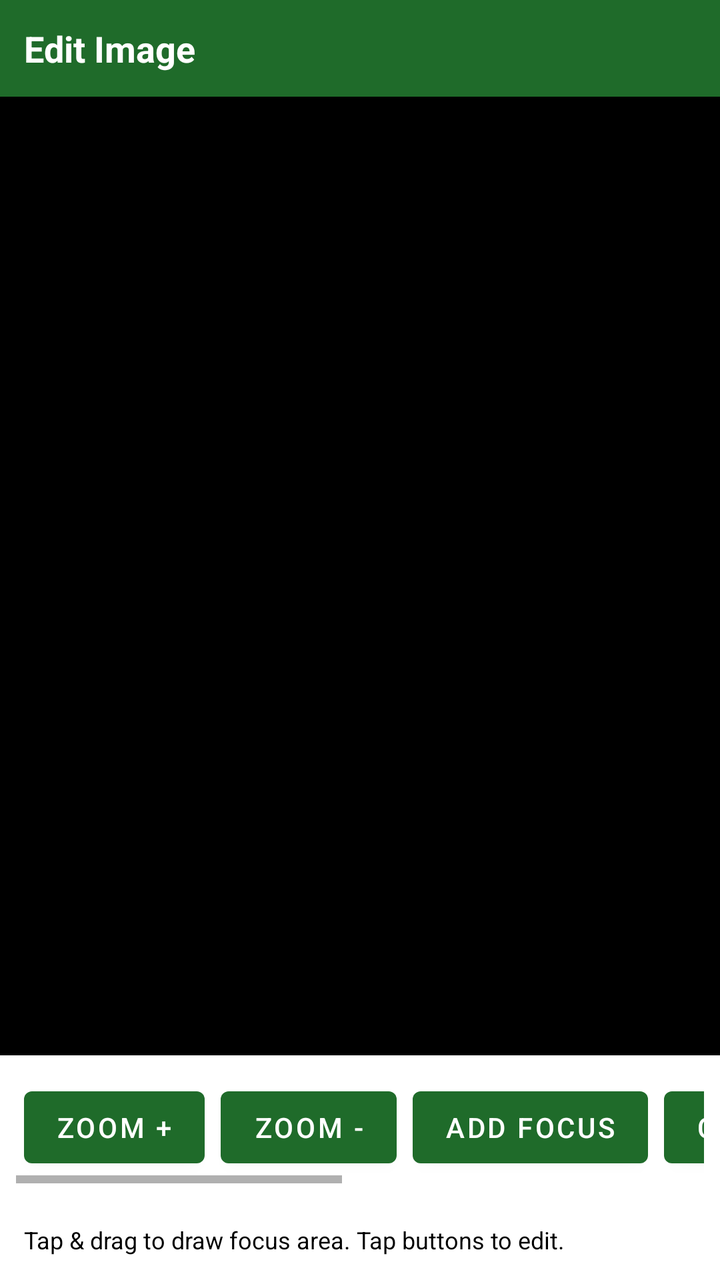
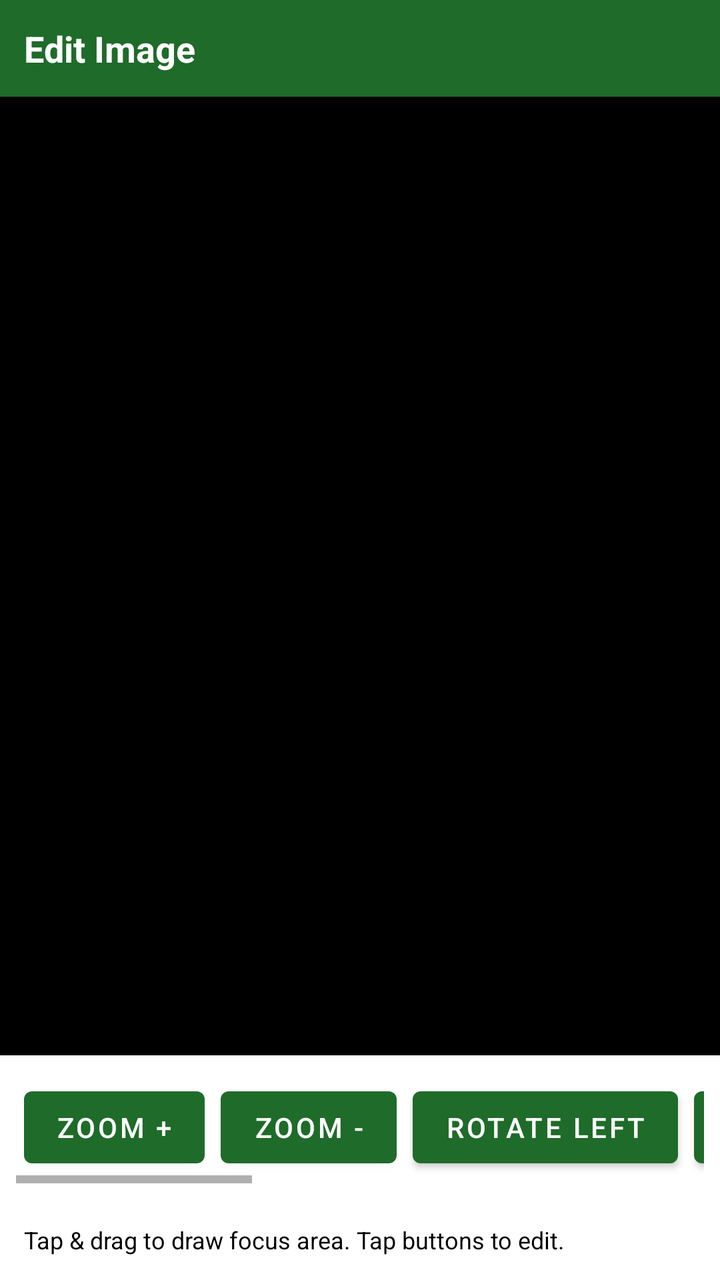

Two renders of the same Android screen: before a commit and after it. Below are the layout's source before the change and the commit's diff.
<!-- AndroidManifest.xml: application theme Theme.PEVPlugShare -->
<!-- res/layout/activity_image_editor.xml -->
<?xml version="1.0" encoding="utf-8"?>
<LinearLayout xmlns:android="http://schemas.android.com/apk/res/android"
    xmlns:app="http://schemas.android.com/apk/res-auto"
    xmlns:tools="http://schemas.android.com/tools"
    android:layout_width="match_parent"
    android:layout_height="match_parent"
    android:orientation="vertical"
    android:background="@android:color/black"
    tools:context=".ui.edit.ImageEditorActivity">

    
    <LinearLayout
        android:layout_width="match_parent"
        android:layout_height="wrap_content"
        android:background="?attr/colorPrimary"
        android:padding="12dp"
        android:gravity="center_vertical">
        
        <TextView
            android:layout_width="0dp"
            android:layout_height="wrap_content"
            android:layout_weight="1"
            android:text="Edit Image"
            android:textColor="@android:color/white"
            android:textSize="18sp"
            android:textStyle="bold" />
    </LinearLayout>

    
    <FrameLayout
        android:layout_width="match_parent"
        android:layout_height="0dp"
        android:layout_weight="1"
        android:background="@android:color/black">

        <ImageView
            android:id="@+id/imageView"
            android:layout_width="match_parent"
            android:layout_height="match_parent"
            android:scaleType="fitCenter"
            android:contentDescription="Image to edit" />
    </FrameLayout>

    
    <HorizontalScrollView
        android:layout_width="match_parent"
        android:layout_height="wrap_content"
        android:background="?attr/colorSurface"
        android:padding="8dp">

        <LinearLayout
            android:layout_width="wrap_content"
            android:layout_height="wrap_content"
            android:orientation="horizontal"
            android:spacing="4dp">

            
            <Button
                android:id="@+id/zoomInButton"
                android:layout_width="wrap_content"
                android:layout_height="wrap_content"
                android:text="Zoom +"
                android:layout_margin="4dp" />

            <Button
                android:id="@+id/zoomOutButton"
                android:layout_width="wrap_content"
                android:layout_height="wrap_content"
                android:text="Zoom -"
                android:layout_margin="4dp" />

            
            <Button
                android:id="@+id/toggleFocusButton"
                android:layout_width="wrap_content"
                android:layout_height="wrap_content"
                android:text="Add Focus"
                android:layout_margin="4dp" />

            <Button
                android:id="@+id/clearFocusButton"
                android:layout_width="wrap_content"
                android:layout_height="wrap_content"
                android:text="Clear Focus"
                android:layout_margin="4dp" />

            
            <Button
                android:id="@+id/cropButton"
                android:layout_width="wrap_content"
                android:layout_height="wrap_content"
                android:text="Crop"
                android:layout_margin="4dp" />

            
            <Button
                android:id="@+id/resetButton"
                android:layout_width="wrap_content"
                android:layout_height="wrap_content"
                android:text="Reset"
                android:layout_margin="4dp" />

            
            <Button
                android:id="@+id/saveButton"
                android:layout_width="wrap_content"
                android:layout_height="wrap_content"
                android:text="Save"
                android:layout_margin="4dp" />

        </LinearLayout>
    </HorizontalScrollView>

    
    <LinearLayout
        android:layout_width="match_parent"
        android:layout_height="wrap_content"
        android:orientation="vertical"
        android:padding="12dp"
        android:background="?attr/colorSurface">

        <TextView
            android:layout_width="wrap_content"
            android:layout_height="wrap_content"
            android:text="Tap &amp; drag to draw focus area. Tap buttons to edit."
            android:textSize="12sp"
            android:textColor="?attr/colorOnSurface" />

    </LinearLayout>

</LinearLayout>
<!-- resources referenced by this layout -->
<resources>
  <style name="Theme.PEVPlugShare" parent="Theme.MaterialComponents.Light.NoActionBar">
          <item name="colorPrimary">@color/md_theme_primary</item>
          <item name="colorSecondary">@color/md_theme_secondary</item>
          <item name="colorError">@color/md_theme_error</item>
      </style>
  <color name="md_theme_primary">#1f6b2a</color>
  <color name="md_theme_secondary">#2d7a3f</color>
  <color name="md_theme_error">#c00000</color>
</resources>

<!-- the commit's change to res/layout/activity_image_editor.xml (unified diff, before → after) -->
@@ -71,6 +71,21 @@
 
             
             <Button
+                android:id="@+id/rotateLeftButton"
+                android:layout_width="wrap_content"
+                android:layout_height="wrap_content"
+                android:text="Rotate Left"
+                android:layout_margin="4dp" />
+
+            <Button
+                android:id="@+id/rotateRightButton"
+                android:layout_width="wrap_content"
+                android:layout_height="wrap_content"
+                android:text="Rotate Right"
+                android:layout_margin="4dp" />
+
+            
+            <Button
                 android:id="@+id/toggleFocusButton"
                 android:layout_width="wrap_content"
                 android:layout_height="wrap_content"
